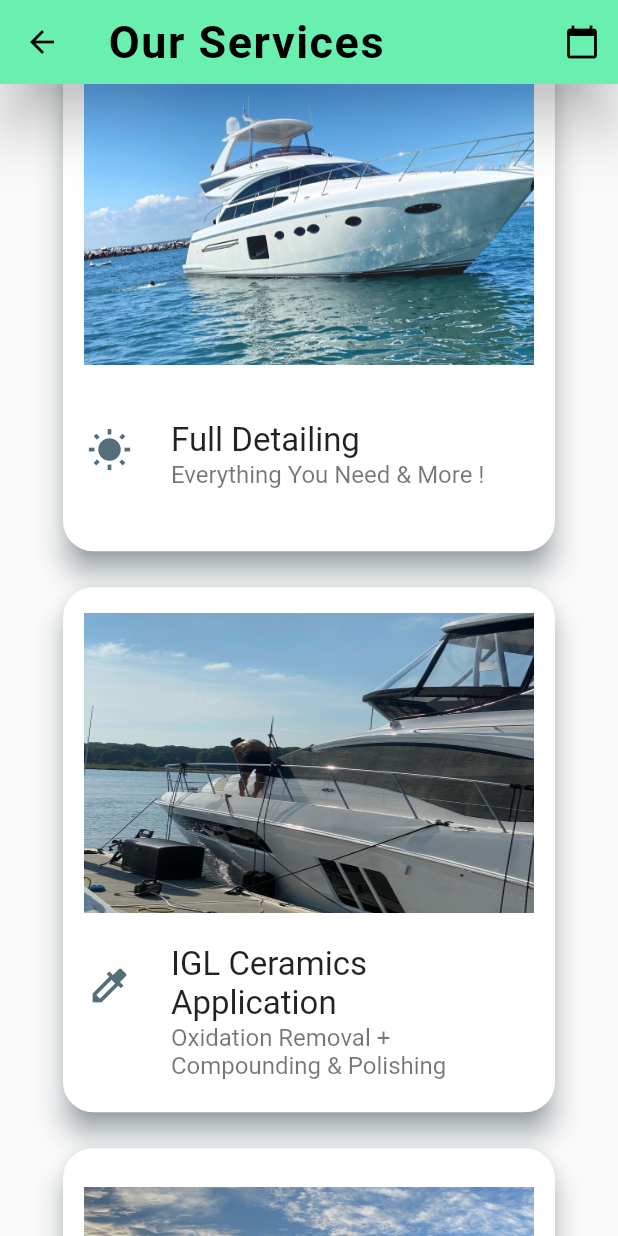
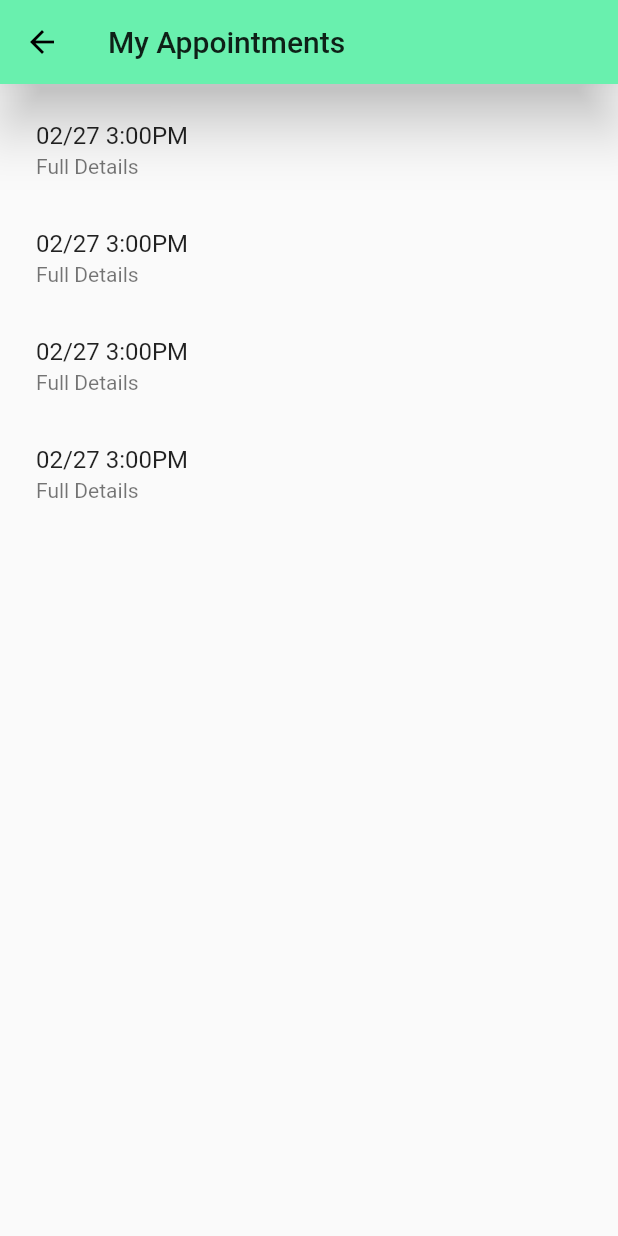
Before and after one commit to gardnerapp/newport_marine_ios, a Flutter app: the ServicesHome screen opened directly, scrolled down 576 dp, after a tap on the "calendar today" icon, on a phone screen of 412 x 824 dp. Run offline on Flutter 3.47's test engine with Material 2 defaults, Android fonts, the phone set to English and light mode, and no system bars.

Commit message:
Auth error pages fixed, add Calender & back button

```diff
--- a/lib/authentication_pages/auth.dart
+++ b/lib/authentication_pages/auth.dart
@@ -19,7 +19,6 @@ class _AuthState extends State<Auth> {
         appBar: AppBar(
             title: Text(
               "Newport Marine",
-              style: appBarTitle(),
             ),
             elevation: 16.0,
             leading: IconButton(
--- a/lib/authentication_pages/login_error.dart
+++ b/lib/authentication_pages/login_error.dart
@@ -14,10 +14,11 @@ class LoginError extends StatelessWidget {
           }),
         ),
         body: Container(
+          padding: EdgeInsets.all(20.0),
           child: Center(
               child: Text(
             "Invalid Authentication Contact Customer Serivce for help:\n\n401-***-****",
-            style: TextStyle(color: Colors.red, fontSize: 30.0),
+            style: TextStyle(color: Colors.red, fontSize: 30.0),textAlign: TextAlign.center,
           )),
         ));
   }
--- a/lib/authentication_pages/sign_in.dart
+++ b/lib/authentication_pages/sign_in.dart
@@ -1,5 +1,4 @@
 import 'dart:convert';
-import 'package:dilibro_boat/forms/create_boat.dart';
 import 'package:dilibro_boat/api/authentication_request.dart';
 import 'package:dilibro_boat/authentication_pages/login_error.dart';
 import 'package:dilibro_boat/forms/form_styles.dart';
--- /dev/null
+++ b/lib/calender/calender.dart
@@ -0,0 +1,19 @@
+import 'package:dilibro_boat/calender/has_appointments.dart';
+import 'package:flutter/material.dart';
+
+class Calender extends StatelessWidget {
+  @override
+  Widget build(BuildContext context) {
+    //ternary if data //push to online today
+    return Scaffold(
+      appBar: AppBar(
+        title: Text("My Appointments"),
+        elevation: 16.0,
+        leading: IconButton(icon: Icon(Icons.arrow_back), onPressed: (){
+          Navigator.pop(context);
+        }),
+      ),
+      body: HasAppointments(),
+    );
+  }
+}
--- /dev/null
+++ b/lib/calender/has_appointments.dart
@@ -0,0 +1,29 @@
+import 'package:flutter/material.dart';
+
+class HasAppointments extends StatelessWidget {
+  @override
+  Widget build(BuildContext context) {
+    return ListView(
+      padding: const EdgeInsets.all(8.0),
+      children: <Widget>[
+        AppointmentCard(),
+        AppointmentCard(),
+        AppointmentCard(),
+        AppointmentCard(),
+      ],
+    );
+  }
+}
+
+class AppointmentCard extends StatelessWidget {
+  @override
+  Widget build(BuildContext context) {
+    return ListTile(
+      title: Text("02/27 3:00PM"),
+      subtitle: Text("Full Details"),
+      onTap: (){
+
+      },
+    );
+  }
+}
--- /dev/null
+++ b/lib/calender/route_to_calender.dart
@@ -0,0 +1,14 @@
+import 'package:dilibro_boat/calender/calender.dart';
+import 'package:flutter/material.dart';
+
+class RouteCalender extends StatelessWidget {
+  @override
+  Widget build(BuildContext context) {
+    return IconButton(
+        icon: Icon(Icons.calendar_today),
+        onPressed: () {
+          Navigator.push(
+              context, MaterialPageRoute(builder: (context) => Calender()));
+        });
+  }
+}
--- a/lib/main.dart
+++ b/lib/main.dart
@@ -45,7 +45,9 @@ class MyApp extends StatelessWidget {
 class Home extends StatelessWidget {
   @override
   Widget build(BuildContext context) {
-    return //WashConfirmation();
+    return Auth();
+
+      //WashConfirmation();
      ServicesHome(
       user: User(
           name: "Corey",
@@ -67,8 +69,6 @@ class Home extends StatelessWidget {
           boat: Boat("hog", 22, "location")),
     );*/
 
-    //Auth();
-   //
    // CreateBoat();
   }
 }
--- a/lib/services/services_home.dart
+++ b/lib/services/services_home.dart
@@ -1,4 +1,5 @@
 import 'package:dilibro_boat/app_bar_styling.dart';
+import 'package:dilibro_boat/calender/route_to_calender.dart';
 import 'package:dilibro_boat/forms/raised_icon_style.dart';
 import 'package:dilibro_boat/models/user.dart';
 import 'package:dilibro_boat/services/full_detail/full_detail.dart';
@@ -19,14 +20,9 @@ class ServicesHome extends StatelessWidget {
         elevation: 16.0,
         title: Text(
           "Our Services",
-          style: appBarTitle(),
         ),
         actions: <Widget>[
-          IconButton(
-              icon: Icon(Icons.calendar_today),
-              onPressed: () {
-                // route to Appointments Index
-              }),
+           RouteCalender()
         ],
       ),
       body: Container(
```
Also changed, not shown: lib/services/full_detail/full_detail.dart (+7 -10 lines), lib/calender/no_appointments.dart (added).
